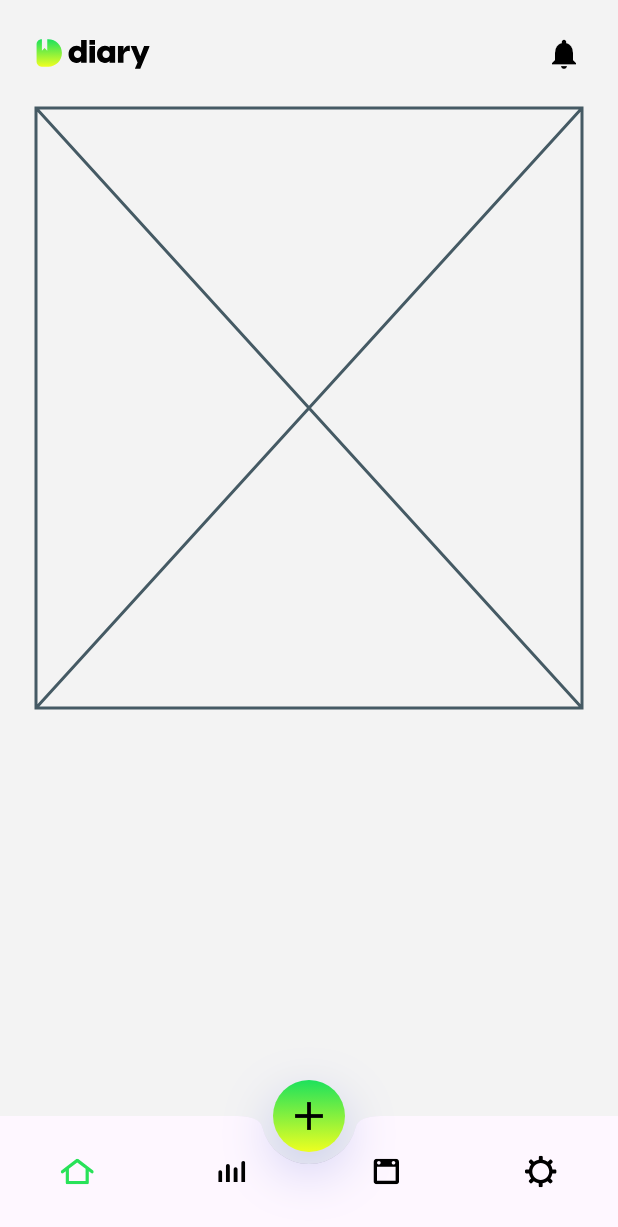
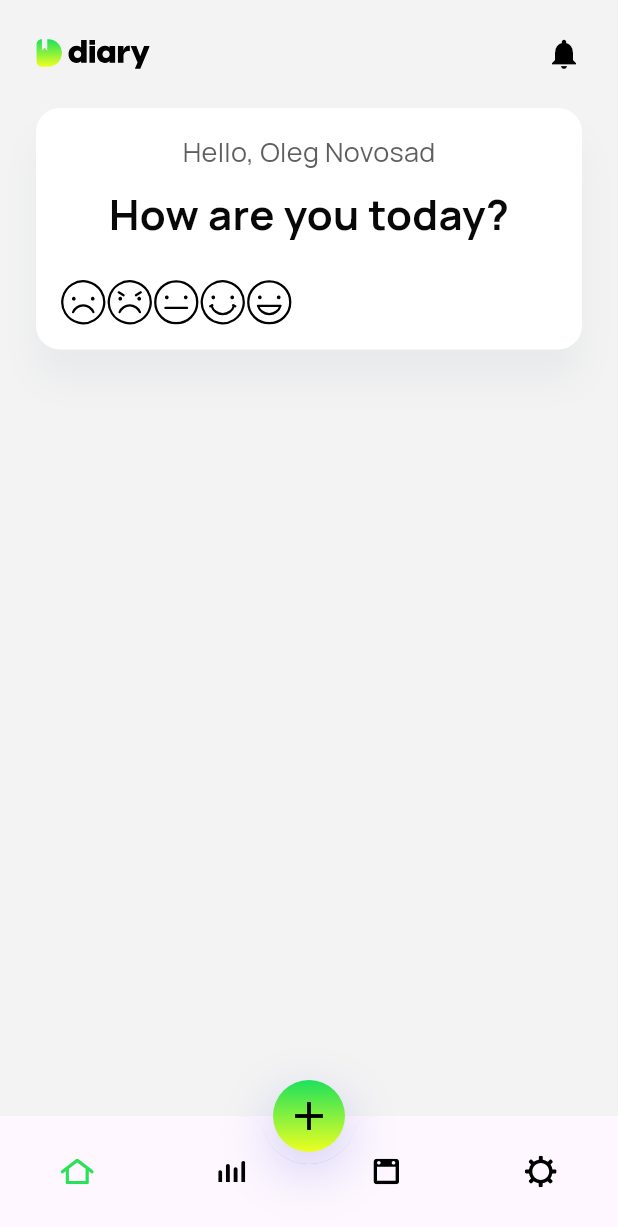
Before and after one commit to OlegNovosad/diary, a Flutter app: the MainScreen screen opened directly, on a phone screen of 412 x 824 dp. Shown: the top 1227 px of the screen. Run offline on Flutter 3.47's test engine with Material 3 defaults, Android fonts, the phone set to English and light mode, and no system bars; our stand-ins replace flutter_svg, google_fonts, smooth_page_indicator.

Commit message:
Started screens implementation

```diff
--- /dev/null
+++ b/lib/diary_screen.dart
@@ -0,0 +1,10 @@
+import 'package:flutter/material.dart';
+
+class DiaryScreen extends StatelessWidget {
+  const DiaryScreen({super.key});
+
+  @override
+  Widget build(BuildContext context) {
+    return Text("Diary");
+  }
+}
--- /dev/null
+++ b/lib/home_screen.dart
@@ -0,0 +1,46 @@
+import 'package:diary/section_widget.dart';
+import 'package:flutter/material.dart';
+import 'package:flutter_svg/flutter_svg.dart';
+
+class HomeScreen extends StatelessWidget {
+  const HomeScreen({super.key});
+
+  @override
+  Widget build(BuildContext context) {
+    return Column(
+      crossAxisAlignment: CrossAxisAlignment.stretch,
+      children: [
+        SectionWidget(
+          child: Column(
+            children: [
+              Text(
+                "Hello, Oleg Novosad",
+                style: TextStyle(
+                  fontSize: 18,
+                  color: Color(0xFF5F5F5F),
+                ),
+              ),
+              SizedBox(height: 8),
+              Text(
+                "How are you today?",
+                style: TextStyle(
+                  fontSize: 28,
+                  color: Color(0xFF080808),
+                  fontWeight: FontWeight.bold,
+                ),
+              ),
+              SizedBox(height: 24),
+              Row(
+                children: [
+                  ...List.generate(5, (index) {
+                    return SvgPicture.asset('assets/icons/mood_$index.svg');
+                  })
+                ],
+              )
+            ],
+          ),
+        )
+      ],
+    );
+  }
+}
--- a/lib/main.dart
+++ b/lib/main.dart
@@ -3,6 +3,12 @@ import 'package:diary/onboarding_screen.dart';
 import 'package:diary/splash_screen.dart';
 import 'package:flutter/material.dart';
 import 'package:google_fonts/google_fonts.dart';
+
+const colorRed = Color(0xFFFFB6A6);
+const colorOrange = Color(0xFFFFCF55);
+const colorYellow = Color(0xFFFFF731);
+const colorBlue = Color(0xFF00FFFF);
+const colorGreen = Color(0xFF29E259);
 
 void main() {
   runApp(const MainApp());
@@ -15,6 +21,6 @@ class MainApp extends StatelessWidget {
   Widget build(BuildContext context) {
     return MaterialApp(
         theme: ThemeData(fontFamily: GoogleFonts.manrope().fontFamily),
-        home: SplashScreen());
+        home: MainScreen());
   }
 }
--- a/lib/main_screen.dart
+++ b/lib/main_screen.dart
@@ -1,3 +1,7 @@
+import 'package:diary/diary_screen.dart';
+import 'package:diary/home_screen.dart';
+import 'package:diary/mood_screen.dart';
+import 'package:diary/settings_screen.dart';
 import 'package:flutter/material.dart';
 import 'package:flutter_svg/flutter_svg.dart';
 
@@ -15,7 +19,8 @@ class _MainScreenState extends State<MainScreen> {
   Widget build(BuildContext context) {
     return Scaffold(
       extendBody: true,
-      body: Container(
+      body: SafeArea(
+        child: Container(
           padding: const EdgeInsets.all(24),
           color: const Color(0xFFF3F3F3),
           child: Column(
@@ -28,8 +33,9 @@ class _MainScreenState extends State<MainScreen> {
                 ],
               ),
               const SizedBox(height: 24),
-            const Placeholder(),
+              _screen()
             ],
+          ),
         ),
       ),
       floatingActionButtonLocation: FloatingActionButtonLocation.centerDocked,
@@ -90,4 +96,19 @@ class _MainScreenState extends State<MainScreen> {
           )),
     );
   }
+
+  Widget _screen() {
+    switch (_currentTab) {
+      case 0:
+        return const HomeScreen();
+      case 1:
+        return const MoodScreen();
+      case 2:
+        return const DiaryScreen();
+      case 3:
+        return const SettingsScreen();
+      default:
+        throw UnimplementedError("$_currentTab does not exist");
     }
+  }
+}
--- /dev/null
+++ b/lib/mood_screen.dart
@@ -0,0 +1,10 @@
+import 'package:flutter/material.dart';
+
+class MoodScreen extends StatelessWidget {
+  const MoodScreen({super.key});
+
+  @override
+  Widget build(BuildContext context) {
+    return Text("Mood");
+  }
+}
--- /dev/null
+++ b/lib/section_widget.dart
@@ -0,0 +1,24 @@
+import 'package:flutter/material.dart';
+
+class SectionWidget extends StatelessWidget {
+  final Widget child;
+  const SectionWidget({super.key, required this.child});
+
+  @override
+  Widget build(BuildContext context) {
+    return Container(
+      padding: const EdgeInsets.all(16),
+      decoration: BoxDecoration(
+          color: Colors.white,
+          borderRadius: BorderRadius.circular(16),
+          boxShadow: [
+            BoxShadow(
+              color: const Color(0xFF1D3A58).withOpacity(0.05),
+              offset: const Offset(0, 20),
+              blurRadius: 20,
+            )
+          ]),
+      child: child,
+    );
+  }
+}
--- /dev/null
+++ b/lib/settings_screen.dart
@@ -0,0 +1,10 @@
+import 'package:flutter/material.dart';
+
+class SettingsScreen extends StatelessWidget {
+  const SettingsScreen({super.key});
+
+  @override
+  Widget build(BuildContext context) {
+    return Text("Settings");
+  }
+}
```
Also changed, not shown: lib/splash_screen.dart (+3 -4 lines), assets/icons/mood_0.svg (added), assets/icons/mood_1.svg (added), assets/icons/mood_2.svg (added), assets/icons/mood_3.svg (added), assets/icons/mood_4.svg (added). Lines whose indentation alone changed are shown as unchanged.
